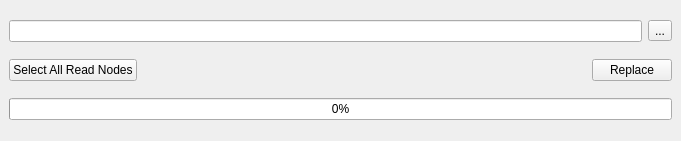
Before: the Qt Designer form ui/main.ui in iceanimations/replaceReadPath, drawn with Qt 5.
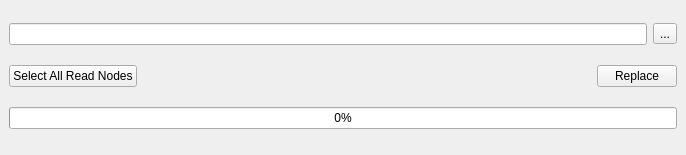
After: the same form once the commit is applied.

Commit message: util changed to iutil

```diff
--- a/ui/main.ui
+++ b/ui/main.ui
@@ -6,8 +6,8 @@
    <rect>
     <x>0</x>
     <y>0</y>
-    <width>681</width>
-    <height>141</height>
+    <width>686</width>
+    <height>155</height>
    </rect>
   </property>
   <property name="windowTitle">
```
The commit also changes 1 other file.
